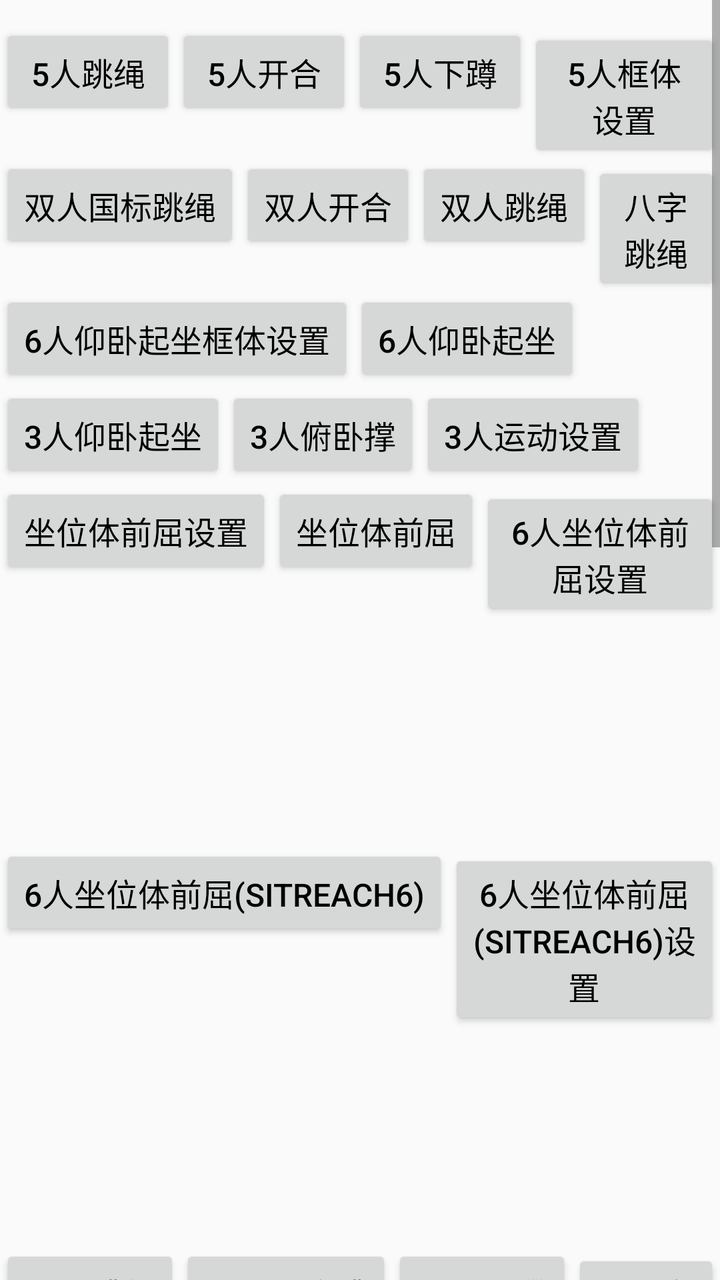
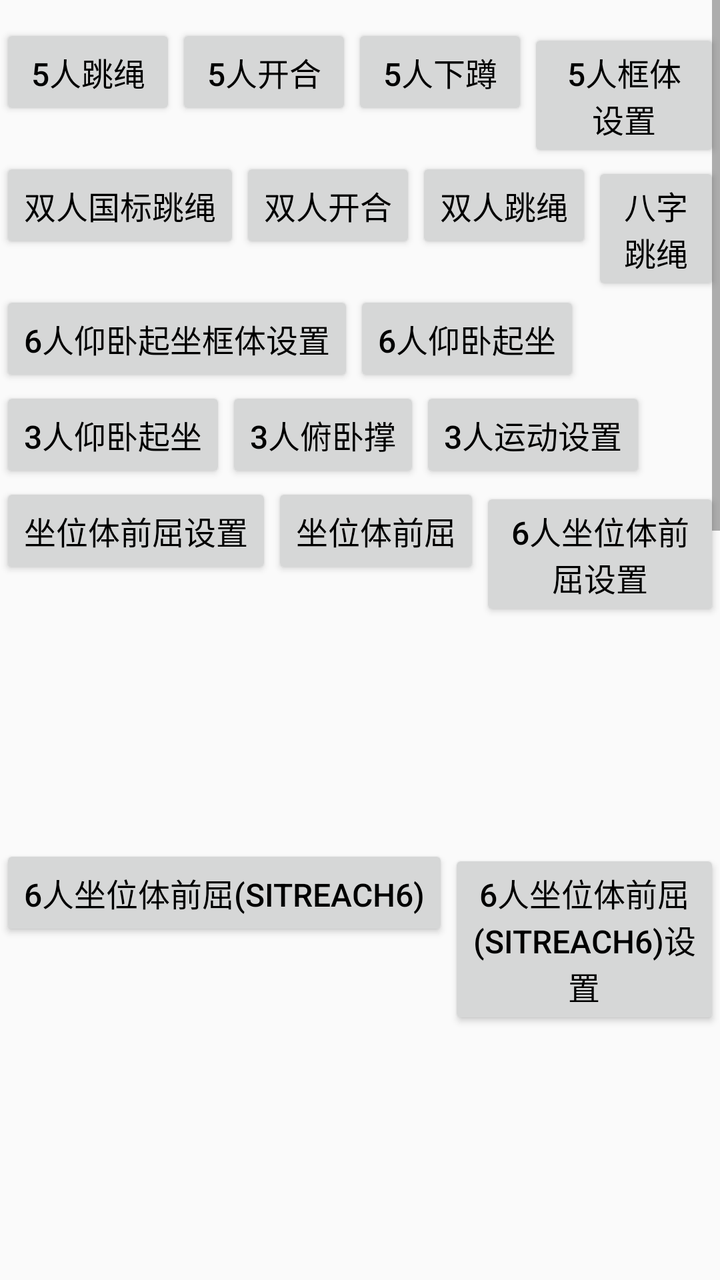

Two renders of the same Android screen: before a commit and after it. Below are the layout's source before the change and the commit's diff.
<!-- AndroidManifest.xml: application theme AppTheme -->
<!-- res/layout/ac_main.xml -->
<?xml version="1.0" encoding="utf-8"?>
<androidx.constraintlayout.widget.ConstraintLayout xmlns:android="http://schemas.android.com/apk/res/android"
    xmlns:app="http://schemas.android.com/apk/res-auto"
    android:layout_width="match_parent"
    android:layout_height="match_parent">

    <ScrollView
        android:layout_width="match_parent"
        android:layout_height="match_parent"
        android:layout_centerHorizontal="true"
        android:scrollbars="vertical">

        <LinearLayout
            android:layout_width="wrap_content"
            android:layout_height="wrap_content"
            android:layout_centerInParent="true"
            android:orientation="vertical"
            android:paddingTop="12dp"
            android:paddingBottom="12dp">

            <LinearLayout
                android:layout_width="wrap_content"
                android:layout_height="wrap_content"
                android:orientation="horizontal">

                <Button
                    android:id="@+id/bnt_0"
                    android:layout_width="wrap_content"
                    android:layout_height="wrap_content"
                    android:text="5人跳绳"
                    android:textColor="@color/color_black"
                    android:textSize="16sp" />

                <Button
                    android:id="@+id/bnt_3"
                    android:layout_width="wrap_content"
                    android:layout_height="wrap_content"
                    android:text="5人开合"
                    android:textColor="@color/color_black"
                    android:textSize="16sp" />

                <Button
                    android:id="@+id/bnt_4"
                    android:layout_width="wrap_content"
                    android:layout_height="wrap_content"
                    android:text="5人下蹲"
                    android:textColor="@color/color_black"
                    android:textSize="16sp" />
                <Button
                    android:id="@+id/bnt_5_region_set"
                    android:layout_width="wrap_content"
                    android:layout_height="wrap_content"
                    android:text="5人框体设置"
                    android:textColor="@color/color_black"
                    android:textSize="16sp" />

            </LinearLayout>

            <LinearLayout
                android:layout_width="match_parent"
                android:layout_height="wrap_content"
                android:contentDescription="双人运动">

                <Button
                    android:id="@+id/btn_skip_gb"
                    android:layout_width="wrap_content"
                    android:layout_height="wrap_content"
                    android:text="双人国标跳绳"
                    android:textColor="@color/color_black"
                    android:textSize="16sp" />
                <Button
                    android:id="@+id/btn_double_open_close"
                    android:layout_width="wrap_content"
                    android:layout_height="wrap_content"
                    android:text="双人开合"
                    android:textColor="@color/color_black"
                    android:textSize="16sp" />

                <Button
                    android:id="@+id/btn_skip"
                    android:layout_width="wrap_content"
                    android:layout_height="wrap_content"
                    android:text="双人跳绳"
                    android:textColor="@color/color_black"
                    android:textSize="16sp" />

                <Button
                    android:id="@+id/btn_skip_eight"
                    android:layout_width="wrap_content"
                    android:layout_height="wrap_content"
                    android:text="八字跳绳"
                    android:textColor="@color/color_black"
                    android:textSize="16sp" />
            </LinearLayout>

            <LinearLayout
                android:layout_width="match_parent"
                android:layout_height="wrap_content"
                android:contentDescription="双人运动">
                <Button
                    android:id="@+id/btn_six_ywqz_set"
                    android:layout_width="wrap_content"
                    android:layout_height="wrap_content"
                    android:text="6人仰卧起坐框体设置"
                    android:textColor="@color/color_black"
                    android:textSize="16sp" />
                <Button
                    android:id="@+id/btn_six_ywqz"
                    android:layout_width="wrap_content"
                    android:layout_height="wrap_content"
                    android:text="6人仰卧起坐"
                    android:textColor="@color/color_black"
                    android:textSize="16sp" />
            </LinearLayout>

            <LinearLayout
                android:layout_width="wrap_content"
                android:layout_height="wrap_content">

                <Button
                    android:id="@+id/bnt_8"
                    android:layout_width="wrap_content"
                    android:layout_height="wrap_content"
                    android:text="3人仰卧起坐"
                    android:textColor="@color/color_black"
                    android:textSize="16sp" />

                <Button
                    android:id="@+id/bnt_9"
                    android:layout_width="wrap_content"
                    android:layout_height="wrap_content"
                    android:text="3人俯卧撑"
                    android:textColor="@color/color_black"
                    android:textSize="16sp" />

                <Button
                    android:id="@+id/btn_three_set"
                    android:layout_width="wrap_content"
                    android:layout_height="wrap_content"
                    android:text="3人运动设置"
                    android:textColor="@color/color_black"
                    android:textSize="16sp" />

            </LinearLayout>

            <LinearLayout
                android:layout_width="wrap_content"
                android:layout_height="wrap_content"
                android:orientation="horizontal">


                <Button
                    android:id="@+id/bnt_10"
                    android:layout_width="wrap_content"
                    android:layout_height="wrap_content"
                    android:text="坐位体前屈设置"
                    android:textColor="@color/color_black"
                    android:textSize="16sp" />

                <Button
                    android:id="@+id/bnt_zw"
                    android:layout_width="wrap_content"
                    android:layout_height="wrap_content"
                    android:text="坐位体前屈"
                    android:textColor="@color/color_black"
                    android:textSize="16sp" />

                <Button
                    android:id="@+id/btn_forward_6_set"
                    android:layout_width="wrap_content"
                    android:layout_height="wrap_content"
                    android:text="6人坐位体前屈设置"
                    android:textColor="@color/color_black"
                    android:textSize="16sp" />

                <Button
                    android:id="@+id/btn_forward_6"
                    android:layout_width="wrap_content"
                    android:layout_height="wrap_content"
                    android:text="6人坐位体前屈"
                    android:textColor="@color/color_black"
                    android:textSize="16sp" />

            </LinearLayout>

            <LinearLayout
                android:layout_width="wrap_content"
                android:layout_height="wrap_content"
                android:orientation="horizontal">

                <Button
                    android:id="@+id/btn_sit_reach_6"
                    android:layout_width="wrap_content"
                    android:layout_height="wrap_content"
                    android:text="6人坐位体前屈(sitreach6)"
                    android:textColor="@color/color_black"
                    android:textSize="16sp" />

                <Button
                    android:id="@+id/btn_sit_reach_6_set"
                    android:layout_width="wrap_content"
                    android:layout_height="wrap_content"
                    android:text="6人坐位体前屈(sitreach6)设置"
                    android:textColor="@color/color_black"
                    android:textSize="16sp" />

                <Button
                    android:id="@+id/btn_sit_reach_18"
                    android:layout_width="wrap_content"
                    android:layout_height="wrap_content"
                    android:text="18人坐位体前屈"
                    android:textColor="@color/color_black"
                    android:textSize="16sp" />

            </LinearLayout>

            <LinearLayout
                android:layout_width="wrap_content"
                android:layout_height="wrap_content"
                android:orientation="horizontal">

                <Button
                    android:id="@+id/bnt_11"
                    android:layout_width="wrap_content"
                    android:layout_height="wrap_content"
                    android:text="10人跳绳"
                    android:textColor="@color/color_black"
                    android:textSize="16sp" />

                <Button
                    android:id="@+id/btn_ten_open_close"
                    android:layout_width="wrap_content"
                    android:layout_height="wrap_content"
                    android:text="10人开合跳"
                    android:textColor="@color/color_black"
                    android:textSize="16sp" />

                <Button
                    android:id="@+id/btn_ten_squat"
                    android:layout_width="wrap_content"
                    android:layout_height="wrap_content"
                    android:text="10人下蹲"
                    android:textColor="@color/color_black"
                    android:textSize="16sp" />

                <Button
                    android:id="@+id/btn_ten_side_to_side"
                    android:layout_width="wrap_content"
                    android:layout_height="wrap_content"
                    android:text="10人左右跳"
                    android:textColor="@color/color_black"
                    android:textSize="16sp" />

                <Button
                    android:id="@+id/btn_ten_high_knees"
                    android:layout_width="wrap_content"
                    android:layout_height="wrap_content"
                    android:text="10人高抬腿"
                    android:textColor="@color/color_black"
                    android:textSize="16sp" />

                <Button
                    android:id="@+id/btn_10_region_set"
                    android:layout_width="wrap_content"
                    android:layout_height="wrap_content"
                    android:text="十人运动框设置"
                    android:textColor="@color/color_black"
                    android:textSize="16sp" />

                <Button
                    android:id="@+id/btn_ipc_set"
                    android:layout_width="wrap_content"
                    android:layout_height="wrap_content"
                    android:text="IPC设置"
                    android:textColor="@color/color_black"
                    android:textSize="16sp" />

                <Button
                    android:id="@+id/btn_ten_face"
                    android:layout_width="wrap_content"
                    android:layout_height="wrap_content"
                    android:text="十人人脸识别"
                    android:textColor="@color/color_black"
                    android:textSize="16sp" />
            </LinearLayout>

            <LinearLayout
                android:layout_width="wrap_content"
                android:layout_height="wrap_content"
                android:orientation="horizontal">

                <Button
                    android:id="@+id/btn_ten_sit_up"
                    android:layout_width="wrap_content"
                    android:layout_height="wrap_content"
                    android:text="10人仰卧起坐"
                    android:textColor="@color/color_black"
                    android:textSize="16sp" />

                <Button
                    android:id="@+id/btn_ten_sit_up_region_setup"
                    android:layout_width="wrap_content"
                    android:layout_height="wrap_content"
                    android:text="十人仰卧起坐设置"
                    android:textColor="@color/color_black"
                    android:textSize="16sp" />
            </LinearLayout>

            <LinearLayout
                android:layout_width="wrap_content"
                android:layout_height="wrap_content"
                android:orientation="horizontal">
                <Button
                    android:id="@+id/btn_thirty_skip"
                    android:layout_width="wrap_content"
                    android:layout_height="wrap_content"
                    android:text="30人跳绳"
                    android:textColor="@color/color_black"
                    android:textSize="16sp" />

                <Button
                    android:id="@+id/btn_thirty_sit_up"
                    android:layout_width="wrap_content"
                    android:layout_height="wrap_content"
                    android:text="30人仰卧起坐"
                    android:textColor="@color/color_black"
                    android:textSize="16sp" />

                <Button
                    android:id="@+id/btn_et_ten_skip"
                    android:layout_width="wrap_content"
                    android:layout_height="wrap_content"
                    android:text="30人跳绳客户端"
                    android:textColor="@color/color_black"
                    android:textSize="16sp" />

                <Button
                    android:id="@+id/btn_left_screen_ip"
                    android:layout_width="wrap_content"
                    android:layout_height="wrap_content"
                    android:text="左副屏IP"
                    android:textColor="@color/color_black"
                    android:textSize="16sp" />

                <Button
                    android:id="@+id/btn_right_screen_ip"
                    android:layout_width="wrap_content"
                    android:layout_height="wrap_content"
                    android:text="右副屏IP"
                    android:textColor="@color/color_black"
                    android:textSize="16sp" />

                <Button
                    android:id="@+id/btn_thirty_sport_set"
                    android:layout_width="wrap_content"
                    android:layout_height="wrap_content"
                    android:text="三屏运动框设置"
                    android:textColor="@color/color_black"
                    android:textSize="16sp" />
            </LinearLayout>

            <LinearLayout
                android:layout_width="wrap_content"
                android:layout_height="wrap_content">

                <Button
                    android:id="@+id/btn_face_test"
                    android:layout_width="wrap_content"
                    android:layout_height="wrap_content"
                    android:text="人脸识别测试"
                    android:textColor="@color/color_black"
                    android:textSize="16sp" />

                <Button
                    android:id="@+id/btn_face_test2"
                    android:layout_width="wrap_content"
                    android:layout_height="wrap_content"
                    android:text="人脸识别测试无骨骼"
                    android:textColor="@color/color_black"
                    android:textSize="16sp" />

                <Button
                    android:id="@+id/btn_double_face"
                    android:layout_width="wrap_content"
                    android:layout_height="wrap_content"
                    android:text="双人人脸识别测试"
                    android:textColor="@color/color_black"
                    android:textSize="16sp" />

                <Button
                    android:id="@+id/btn_pic_identify"
                    android:layout_width="wrap_content"
                    android:layout_height="wrap_content"
                    android:text="图片人脸识别"
                    android:textColor="@color/color_black"
                    android:textSize="16sp" />
                <Button
                    android:id="@+id/btn_processor_identify"
                    android:layout_width="wrap_content"
                    android:layout_height="wrap_content"
                    android:text="人脸识别processor"
                    android:textColor="@color/color_black"
                    android:textSize="16sp" />

            </LinearLayout>

            <LinearLayout
                android:layout_width="wrap_content"
                android:layout_height="wrap_content">

                <Button
                    android:id="@+id/btn_nfc_test"
                    android:layout_width="wrap_content"
                    android:layout_height="wrap_content"
                    android:text="NFC读卡测试"
                    android:textColor="@color/color_black"
                    android:textSize="16sp" />
            </LinearLayout>

            <LinearLayout
                android:layout_width="wrap_content"
                android:layout_height="wrap_content">

                <Button
                    android:id="@+id/btn_body_test"
                    android:layout_width="wrap_content"
                    android:layout_height="wrap_content"
                    android:text="框体测试"
                    android:textColor="@color/color_black"
                    android:textSize="16sp" />
                <Button
                    android:id="@+id/btn_frame_animation_test"
                    android:layout_width="wrap_content"
                    android:layout_height="wrap_content"
                    android:text="多序列帧动画"
                    android:textColor="@color/color_black"
                    android:textSize="16sp" />
                <Button
                    android:id="@+id/btn_gesture"
                    android:layout_width="wrap_content"
                    android:layout_height="wrap_content"
                    android:text="手势识别"
                    android:textColor="@color/color_black"
                    android:textSize="16sp" />
            </LinearLayout>

            
            <LinearLayout
                android:layout_width="wrap_content"
                android:layout_height="wrap_content">

                <Button
                    android:id="@+id/btn_bmi_setting"
                    android:layout_width="wrap_content"
                    android:layout_height="wrap_content"
                    android:text="BMI设置"
                    android:textColor="@color/color_black"
                    android:textSize="16sp" />

                <Button
                    android:id="@+id/btn_bmi_sport"
                    android:layout_width="wrap_content"
                    android:layout_height="wrap_content"
                    android:text="BMI运动"
                    android:textColor="@color/color_black"
                    android:textSize="16sp" />

                <Button
                    android:id="@+id/btn_lung_setting"
                    android:layout_width="wrap_content"
                    android:layout_height="wrap_content"
                    android:text="肺活量设置"
                    android:textColor="@color/color_black"
                    android:textSize="16sp" />

                <Button
                    android:id="@+id/btn_lung_sport"
                    android:layout_width="wrap_content"
                    android:layout_height="wrap_content"
                    android:text="肺活量运动"
                    android:textColor="@color/color_black"
                    android:textSize="16sp" />
            </LinearLayout>

        </LinearLayout>

    </ScrollView>

    <TextView
        android:id="@+id/tv_org_id"
        android:layout_width="wrap_content"
        android:layout_height="wrap_content"
        android:layout_marginEnd="@dimen/dp_60"
        android:layout_marginBottom="@dimen/dp_60"
        app:layout_constraintBottom_toBottomOf="parent"
        app:layout_constraintEnd_toEndOf="parent" />
</androidx.constraintlayout.widget.ConstraintLayout>
<!-- resources referenced by this layout -->
<resources>
  <color name="color_black">#000000</color>
  <dimen name="dp_60">60dp</dimen>
  <style name="AppTheme" parent="Theme.AppCompat.DayNight.NoActionBar">
          <item name="colorPrimary">#00FFFF</item>
          <item name="colorPrimaryDark">#FFFFFF</item>
          <item name="colorAccent">#FFFF00</item>
          <item name="android:windowActionBar">false</item>
          <item name="android:windowNoTitle">true</item>
          <item name="android:windowContentTransitions">true</item>
          <item name="android:statusBarColor">@android:color/transparent</item>
          <item name="android:windowFullscreen">true</item>
          <item name="android:windowTranslucentNavigation">true</item>
          <item name="android:windowTranslucentStatus">true</item>
          <item name="android:windowDisablePreview">true</item>
      </style>
</resources>

<!-- the commit's change to res/layout/ac_main.xml (unified diff, before → after) -->
@@ -209,6 +209,14 @@
                     android:layout_width="wrap_content"
                     android:layout_height="wrap_content"
                     android:text="18人坐位体前屈"
+                    android:textColor="@color/color_black"
+                    android:textSize="16sp" />
+
+                <Button
+                    android:id="@+id/btn_sit_reach_18_set"
+                    android:layout_width="wrap_content"
+                    android:layout_height="wrap_content"
+                    android:text="18人坐位体前屈设置"
                     android:textColor="@color/color_black"
                     android:textSize="16sp" />
 
